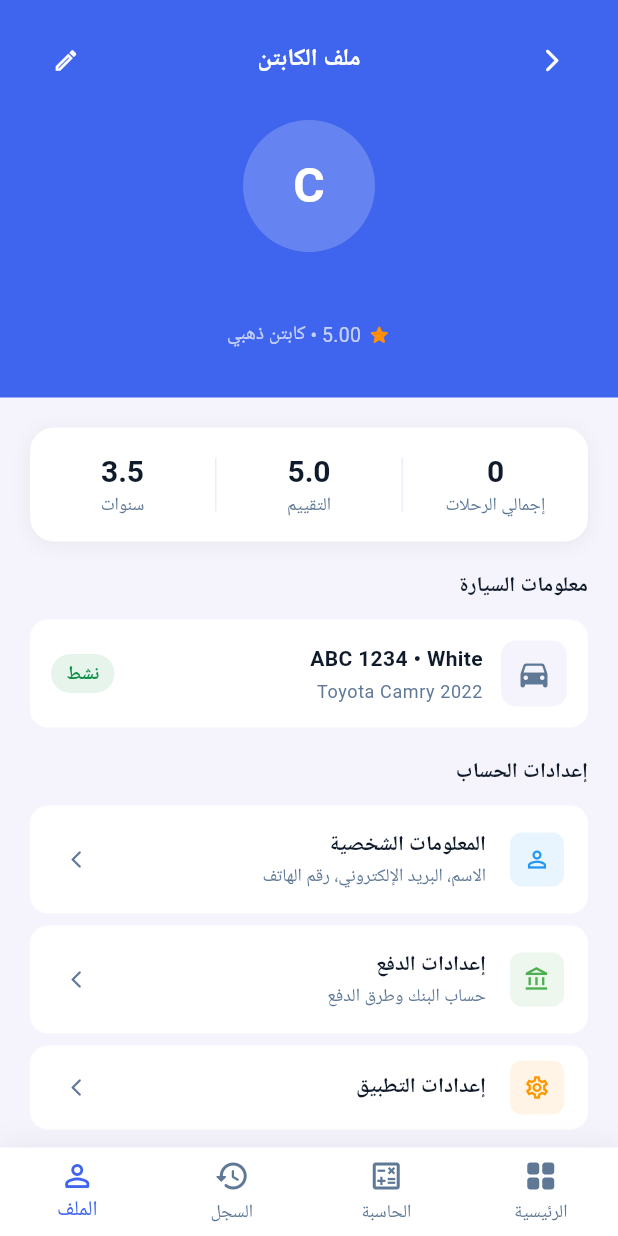
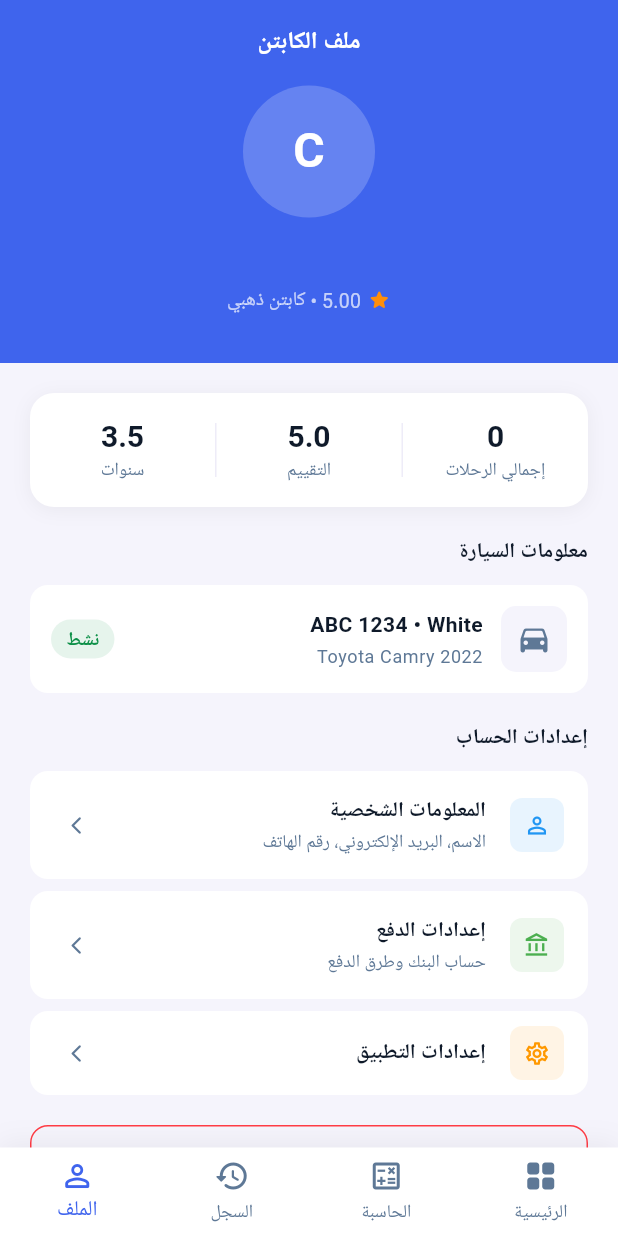
Before and after one commit to amradi6/captian_trip_calculator, a Flutter app: the MainScaffold screen opened by its route, item 4 of the bottom bar chosen, on a phone screen of 412 x 824 dp. Run offline on Flutter 3.47's test engine with Material 3 defaults, Android fonts, the light colour scheme and no system bars; our stand-ins replace cloud_firestore, firebase_auth, firebase_core, geocoding, geolocator, google_maps_flutter and 2 more; accounts and stored records are empty.

Commit message:
Update navigation logic and enhance authentication error handling
- **Authentication**: Add handling for the `invalid-credential` error code in `AuthProvider` to provide a user-friendly error message for incorrect email or password.
- **Navigation**:
    - Implement a callback in `DashboardScreen` to allow navigation to the Trip Calculator tab via the "Start New Trip" button.
    - Update `MainScaffold` to manage the navigation state change from the dashboard to the calculator.
- **UI Cleanup**:
    - Remove unused commented-out code for week labels in `DashboardScreen`.
    - Comment out unused back and edit buttons in the `CaptainProfileScreen` header.
    - Remove the `const` requirement from the screen list in `MainScaffold` to accommodate the dynamic callback.

```diff
--- a/lib/providers/auth_provider.dart
+++ b/lib/providers/auth_provider.dart
@@ -164,6 +164,7 @@
     switch (code) {
       case 'user-not-found': return 'No user found with this email.';
       case 'wrong-password': return 'Incorrect password.';
+      case 'invalid-credential': return 'Incorrect email or password.';
       case 'email-already-in-use': return 'Email already in use.';
       case 'weak-password': return 'Password is too weak.';
       case 'invalid-email': return 'Invalid email address.';
--- a/lib/screens/dashboard/main_scaffold.dart
+++ b/lib/screens/dashboard/main_scaffold.dart
@@ -31,9 +31,9 @@
     final appState = context.watch<AppStateProvider>();
     final l = L10n(appState.language);
 
-    final screens = const [
-      DashboardScreen(),
-      TripCalculatorScreen(),
+    final screens = [
+      DashboardScreen(onNavigateToCalculator: () => setState(() => _currentIndex = 1)),
+      const TripCalculatorScreen(),
       TripHistoryScreen(),
       CaptainProfileScreen(),
     ];
--- a/lib/screens/profile/captain_profile_screen.dart
+++ b/lib/screens/profile/captain_profile_screen.dart
@@ -35,11 +35,11 @@
                 children: [
                   Row(
                     children: [
-                      IconButton(
-                        icon: const Icon(Icons.arrow_back_ios_new_rounded,
-                          color: Colors.white, size: 18),
-                        onPressed: () {},
-                      ),
+                      // IconButton(
+                      //   icon: const Icon(Icons.arrow_back_ios_new_rounded,
+                      //     color: Colors.white, size: 18),
+                      //   onPressed: () {},
+                      // ),
                       Expanded(
                         child: Text(l.captainProfile,
                           textAlign: TextAlign.center,
@@ -50,13 +50,13 @@
                           ),
                         ),
                       ),
-                      IconButton(
-                        icon: const Icon(Icons.edit_outlined,
-                          color: Colors.white, size: 18),
-                        onPressed: () {},
-                      ),
-                    ],
-                  ),
+                  //     IconButton(
+                  //       icon: const Icon(Icons.edit_outlined,
+                  //         color: Colors.white, size: 18),
+                  //       onPressed: () {},
+                  //     ),
+                     ],
+                   ),
                   const SizedBox(height: 16),
                   CircleAvatar(
                     radius: 44,
```
Also changed, not shown: lib/screens/dashboard/dashboard_screen.dart (+3 -15 lines).
